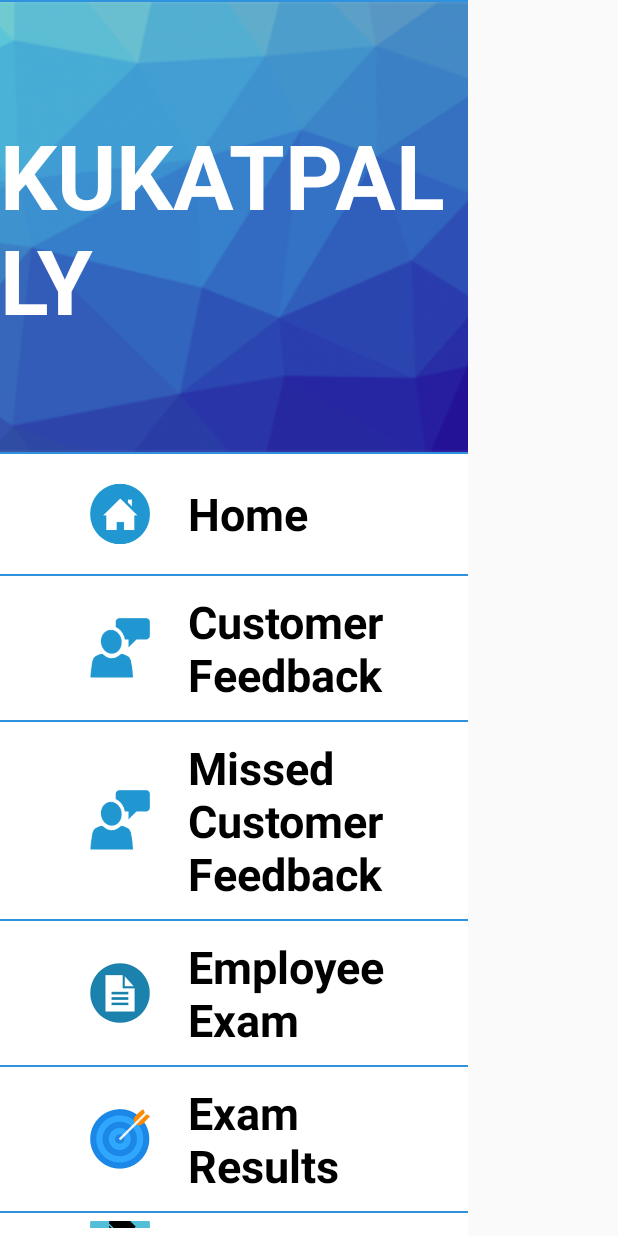
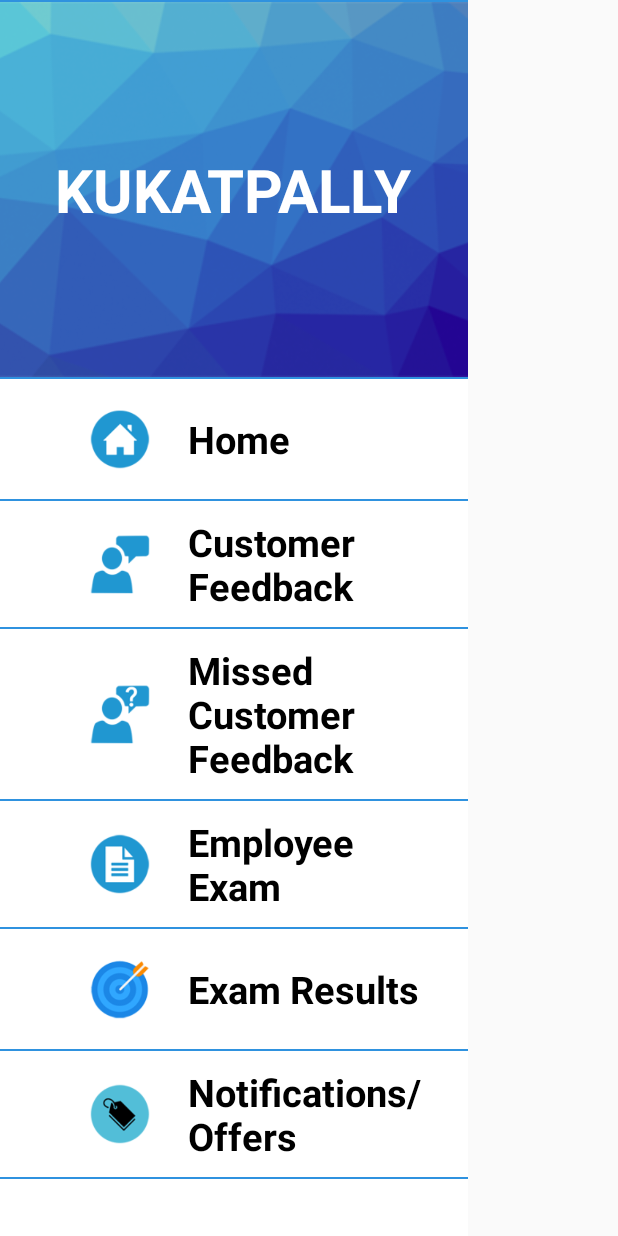
Before and after one commit to prudhviraj038/BigC, an Android app: the layout test.xml on its own in the app's theme, with its tools: preview values and no code run, on a phone screen of 412 x 824 dp. Run offline under Robolectric (Android 15) with nearby library versions, the phone set to English and light mode, and no system bars.

Commit message:
from prudhvi

```diff
--- a/app/src/main/java/app/my/bigc/BigC_Login_Activity.java
+++ b/app/src/main/java/app/my/bigc/BigC_Login_Activity.java
@@ -88,6 +88,7 @@ public class BigC_Login_Activity extends Activity {
                                 Settings.set_store(getApplicationContext(),store_id,login_type,name);
                                 Intent intent = new Intent(BigC_Login_Activity.this, Dashboard_Activity.class);
                                 startActivity(intent);
+                                finish();
                             }else {
                                 String login_type= jsonObject.getJSONObject(0).getString("type");
                                 String name= jsonObject.getJSONObject(0).getString("name");
@@ -96,6 +97,7 @@ public class BigC_Login_Activity extends Activity {
                                 Settings.set_emp_id(getApplicationContext(),mem_id,login_type,name);
                                 Intent intent = new Intent(BigC_Login_Activity.this, Employee_exam_Activity.class);
                                 startActivity(intent);
+                                finish();
                             }
                         }
                     } catch (JSONException e) {
--- a/app/src/main/java/app/my/bigc/Missed_Customer_feedback_Activity.java
+++ b/app/src/main/java/app/my/bigc/Missed_Customer_feedback_Activity.java
@@ -58,6 +58,7 @@ public class Missed_Customer_feedback_Activity extends Activity {
         suggestions = (EditText)findViewById(R.id.suggestions);
         mobile = (RadioButton)findViewById(R.id.mobile);
         accessories = (RadioButton)findViewById(R.id.accessories);
+
         select_brand_ll = (LinearLayout)findViewById(R.id.select_brand_ll);
         select_brand_ll.setOnClickListener(new View.OnClickListener() {
             @Override
--- a/app/src/main/res/layout/test.xml
+++ b/app/src/main/res/layout/test.xml
@@ -18,7 +18,7 @@
 
         <RelativeLayout
             android:layout_width="match_parent"
-            android:layout_height="300dp">
+            android:layout_height="250dp">
 
             <ImageView
                 android:layout_width="match_parent"
@@ -31,10 +31,10 @@
                 android:layout_width="wrap_content"
                 android:layout_height="wrap_content"
                 android:text="KUKATPALLY"
-                android:id="@+id/textView55"
+                android:id="@+id/store_name_navigation"
                 android:layout_centerVertical="true"
                 android:layout_centerHorizontal="true"
-                android:textSize="60sp"
+                android:textSize="40dp"
                 android:textColor="#FFFFFF"
                 android:textStyle="bold" />
         </RelativeLayout>
@@ -44,22 +44,24 @@
             android:layout_width="match_parent"
             android:layout_height="wrap_content"
             android:gravity="center_vertical"
-            android:padding="10dp">
+            android:padding="10dp"
+            android:id="@+id/home_layout">
 
             <ImageView
-                android:layout_width="40sp"
+                android:layout_width="40dp"
                 android:layout_height="60dp"
                 android:id="@+id/imageView7"
                 android:src="@drawable/home_icon"
                 android:layout_marginLeft="50dp"
-                android:layout_marginRight="25dp" />
+                android:layout_marginRight="25dp"
+                android:adjustViewBounds="false" />
 
             <TextView
                 android:layout_width="wrap_content"
                 android:layout_height="wrap_content"
                 android:text="Home"
                 android:id="@+id/textView11"
-                android:textSize="30sp"
+                android:textSize="25sp"
                 android:textStyle="bold"
                 android:textColor="#000000" />
         </LinearLayout>
@@ -69,10 +71,11 @@
             android:layout_width="match_parent"
             android:layout_height="wrap_content"
             android:gravity="center_vertical"
-            android:padding="10dp" >
+            android:padding="10dp"
+            android:id="@+id/customer_layout">
 
             <ImageView
-                android:layout_width="40sp"
+                android:layout_width="40dp"
                 android:layout_height="60dp"
                 android:id="@+id/imageView36"
                 android:src="@drawable/customerfeedback_icon"
@@ -84,7 +87,7 @@
                 android:layout_height="wrap_content"
                 android:text="Customer Feedback"
                 android:id="@+id/textView50"
-                android:textSize="30sp"
+                android:textSize="25sp"
                 android:textStyle="bold"
                 android:textColor="#000000" />
         </LinearLayout>
@@ -94,7 +97,8 @@
             android:layout_width="match_parent"
             android:layout_height="wrap_content"
             android:gravity="center_vertical"
-            android:padding="10dp" >
+            android:padding="10dp"
+            android:id="@+id/missedcustomer_layout">
 
             <ImageView
                 android:layout_width="40sp"
@@ -109,7 +113,7 @@
                 android:layout_height="wrap_content"
                 android:text="Missed Customer Feedback"
                 android:id="@+id/textView51"
-                android:textSize="30sp"
+                android:textSize="25sp"
                 android:textStyle="bold"
                 android:textColor="#000000" />
         </LinearLayout>
@@ -119,7 +123,8 @@
             android:layout_width="match_parent"
             android:layout_height="wrap_content"
             android:gravity="center_vertical"
-            android:padding="10dp" >
+            android:padding="10dp"
+            android:id="@+id/employeeexam_layout">
 
             <ImageView
                 android:layout_width="40sp"
@@ -134,7 +139,7 @@
                 android:layout_height="wrap_content"
                 android:text="Employee Exam"
                 android:id="@+id/textView52"
-                android:textSize="30sp"
+                android:textSize="25sp"
                 android:textStyle="bold"
                 android:textColor="#000000" />
         </LinearLayout>
@@ -144,7 +149,8 @@
             android:layout_width="match_parent"
             android:layout_height="wrap_content"
             android:gravity="center_vertical"
-            android:padding="10dp" >
+            android:padding="10dp"
+            android:id="@+id/result_layout">
 
             <ImageView
                 android:layout_width="40sp"
@@ -159,7 +165,7 @@
                 android:layout_height="wrap_content"
                 android:text="Exam Results"
                 android:id="@+id/textView53"
-                android:textSize="30sp"
+                android:textSize="25sp"
                 android:textStyle="bold"
                 android:textColor="#000000" />
         </LinearLayout>
@@ -169,7 +175,8 @@
             android:layout_width="match_parent"
             android:layout_height="wrap_content"
             android:gravity="center_vertical"
-            android:padding="10dp" >
+            android:padding="10dp"
+            android:id="@+id/notification_layout">
 
             <ImageView
                 android:layout_width="40sp"
@@ -184,7 +191,7 @@
                 android:layout_height="wrap_content"
                 android:text="Notifications/Offers"
                 android:id="@+id/textView54"
-                android:textSize="30sp"
+                android:textSize="25sp"
                 android:textStyle="bold"
                 android:textColor="#000000" />
         </LinearLayout>
```
Also changed, not shown: app/src/main/AndroidManifest.xml (+10 -7 lines), app/src/main/java/app/my/bigc/CustomerFeedback.java (+88 -37 lines), app/src/main/res/layout/customer_feedback_screen.xml (+44 -11 lines), app/src/main/res/layout/navigation_activity.xml (+12 -11 lines), app/src/main/res/drawable/customerfeedback_icon.png, app/src/main/res/drawable/employeexam_icon.png, app/src/main/res/drawable/exam_icon.png, app/src/main/res/drawable/home_icon.png, app/src/main/res/drawable/missedcustomer_icon.png, app/src/main/res/drawable/notification_icon.png, 1 other file.
